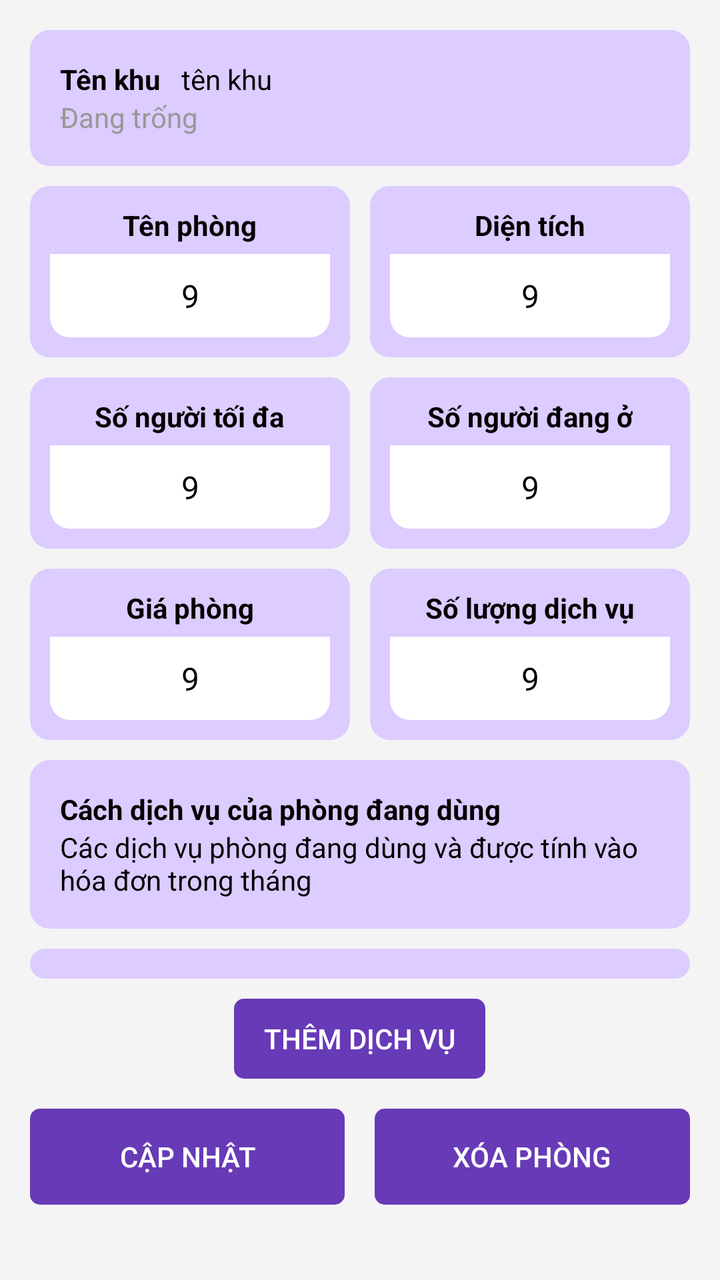
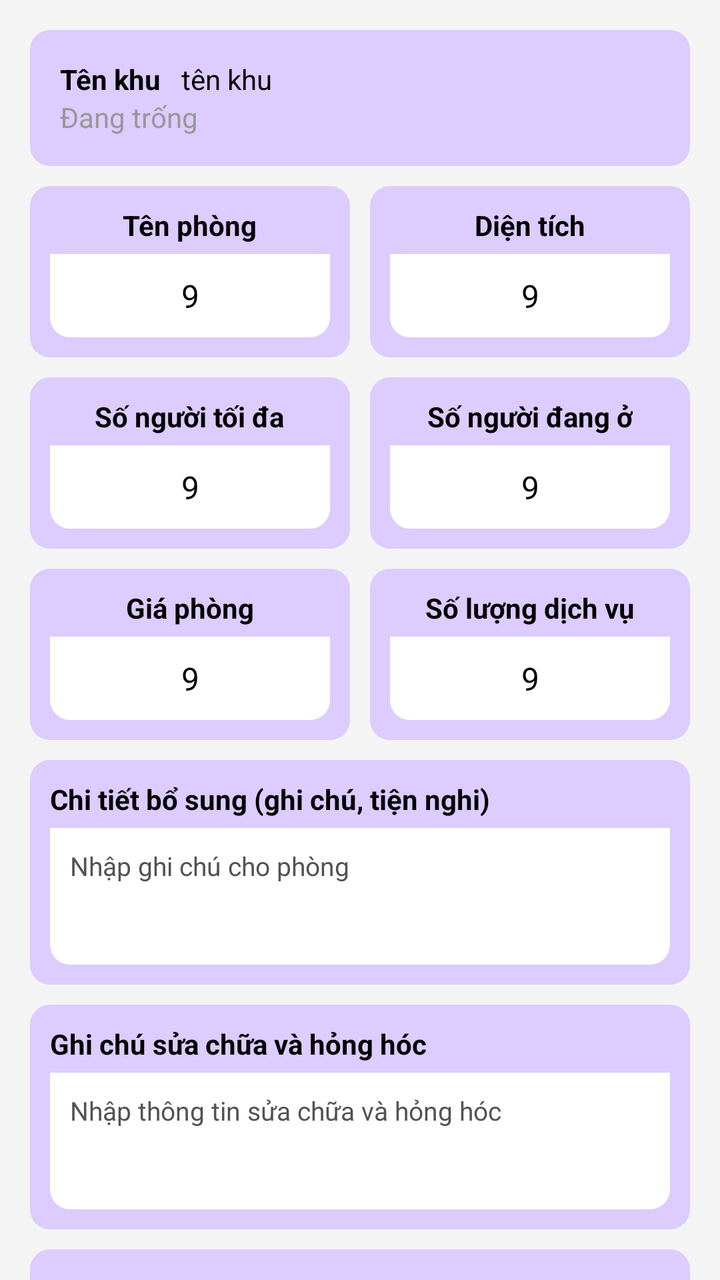

Screens rendered from an Android XML layout before and after an edit, with the pre-edit source and the edit as a unified diff.
<!-- AndroidManifest.xml: application theme Theme.Motel -->
<!-- res/layout/fragment_room_detail_information.xml -->
<?xml version="1.0" encoding="utf-8"?>
<androidx.core.widget.NestedScrollView xmlns:android="http://schemas.android.com/apk/res/android"
    xmlns:tools="http://schemas.android.com/tools"
    android:layout_width="match_parent"
    android:layout_height="match_parent"
    android:background="@color/background2"
    xmlns:app="http://schemas.android.com/apk/res-auto"
    tools:context=".feature.room.RoomDetailInformationFragment">

    <LinearLayout
        android:layout_width="match_parent"
        android:layout_height="wrap_content"
        android:orientation="vertical"
        android:padding="@dimen/PADDING_SIZE_DEFAULT">

        <LinearLayout
            android:layout_width="match_parent"
            android:layout_height="wrap_content"
            android:backgroundTint="@color/primaryVariant2"
            android:background="@drawable/background_border_radius_3"
            android:padding="@dimen/PADDING_SIZE_DEFAULT"
            android:orientation="vertical">

            <LinearLayout
                android:layout_width="wrap_content"
                android:layout_height="wrap_content">

                <TextView
                    android:layout_width="wrap_content"
                    android:layout_height="wrap_content"
                    android:text="Tên khu"
                    android:layout_marginEnd="@dimen/PADDING_SIZE_SMALL"
                    android:textStyle="bold"/>

                <TextView
                    android:id="@+id/tv_name_boarding_house"
                    android:layout_width="wrap_content"
                    android:layout_height="wrap_content"
                    android:text="tên khu"/>

            </LinearLayout>

            <TextView
                android:id="@+id/tv_status_boarding_house"
                android:layout_width="wrap_content"
                android:layout_height="wrap_content"
                android:textColor="@color/grey"
                android:text="Đang trống"/>

        </LinearLayout>

        <LinearLayout
            android:layout_width="match_parent"
            android:layout_height="wrap_content"
            android:layout_marginTop="@dimen/PADDING_SIZE_SMALL">

            <LinearLayout
                android:layout_width="0dp"
                android:layout_height="wrap_content"
                android:layout_weight="1"
                android:orientation="vertical"
                android:gravity="center_horizontal"
                android:padding="@dimen/PADDING_SIZE_SMALL"
                android:background="@drawable/background_border_radius_3"
                android:backgroundTint="@color/primaryVariant2">

                <TextView
                    android:layout_width="wrap_content"
                    android:layout_height="wrap_content"
                    android:textStyle="bold"
                    android:maxLines="1"
                    android:layout_marginBottom="@dimen/PADDING_SIZE_EXTRA_SMALL"
                    android:text="Tên phòng"/>

                <com.google.android.material.textfield.TextInputEditText
                    android:id="@+id/txt_name_room"
                    android:layout_width="match_parent"
                    android:layout_height="wrap_content"
                    android:gravity="center"
                    android:imeOptions="actionNext"
                    android:inputType="text"
                    android:textSize="@dimen/TEXT_SIZE_LARGE"
                    android:padding="@dimen/PADDING_SIZE_SMALL"
                    android:background="@drawable/background_border_radius_bottom"
                    android:text="9"/>

            </LinearLayout>

            <View
                android:layout_width="@dimen/PADDING_SIZE_SMALL"
                android:layout_height="wrap_content"
                />

            <LinearLayout
                android:layout_width="0dp"
                android:layout_height="wrap_content"
                android:layout_weight="1"
                android:orientation="vertical"
                android:gravity="center_horizontal"
                android:padding="@dimen/PADDING_SIZE_SMALL"
                android:background="@drawable/background_border_radius_3"
                android:backgroundTint="@color/primaryVariant2">

                <TextView
                    android:layout_width="wrap_content"
                    android:layout_height="wrap_content"
                    android:textStyle="bold"
                    android:maxLines="1"
                    android:layout_marginBottom="@dimen/PADDING_SIZE_EXTRA_SMALL"
                    android:text="Diện tích"/>

                <com.google.android.material.textfield.TextInputEditText
                    android:id="@+id/txt_area"
                    android:layout_width="match_parent"
                    android:layout_height="wrap_content"
                    android:gravity="center"
                    android:imeOptions="actionNext"
                    android:inputType="number"
                    android:textSize="@dimen/TEXT_SIZE_LARGE"
                    android:padding="@dimen/PADDING_SIZE_SMALL"
                    android:background="@drawable/background_border_radius_bottom"
                    android:text="9"/>

            </LinearLayout>

        </LinearLayout>

        <LinearLayout
            android:layout_width="match_parent"
            android:layout_height="wrap_content"
            android:layout_marginTop="@dimen/PADDING_SIZE_SMALL">

            <LinearLayout
                android:layout_width="0dp"
                android:layout_height="wrap_content"
                android:layout_weight="1"
                android:orientation="vertical"
                android:gravity="center_horizontal"
                android:padding="@dimen/PADDING_SIZE_SMALL"
                android:background="@drawable/background_border_radius_3"
                android:backgroundTint="@color/primaryVariant2">

                <TextView
                    android:layout_width="wrap_content"
                    android:layout_height="wrap_content"
                    android:textStyle="bold"
                    android:maxLines="1"
                    android:layout_marginBottom="@dimen/PADDING_SIZE_EXTRA_SMALL"
                    android:text="Số người tối đa"/>

                <com.google.android.material.textfield.TextInputEditText
                    android:id="@+id/txt_max_tenant"
                    android:layout_width="match_parent"
                    android:layout_height="wrap_content"
                    android:gravity="center"
                    android:imeOptions="actionNext"
                    android:inputType="number"
                    android:textSize="@dimen/TEXT_SIZE_LARGE"
                    android:padding="@dimen/PADDING_SIZE_SMALL"
                    android:background="@drawable/background_border_radius_bottom"
                    android:text="9"/>

            </LinearLayout>

            <View
                android:layout_width="@dimen/PADDING_SIZE_SMALL"
                android:layout_height="wrap_content"
                />

            <LinearLayout
                android:layout_width="0dp"
                android:layout_height="wrap_content"
                android:layout_weight="1"
                android:orientation="vertical"
                android:gravity="center_horizontal"
                android:padding="@dimen/PADDING_SIZE_SMALL"
                android:background="@drawable/background_border_radius_3"
                android:backgroundTint="@color/primaryVariant2">

                <TextView
                    android:layout_width="wrap_content"
                    android:layout_height="wrap_content"
                    android:textStyle="bold"
                    android:maxLines="1"
                    android:layout_marginBottom="@dimen/PADDING_SIZE_EXTRA_SMALL"
                    android:text="Số người đang ở"/>

                <com.google.android.material.textfield.TextInputEditText
                    android:id="@+id/txt_current_tenant"
                    android:layout_width="match_parent"
                    android:layout_height="wrap_content"
                    android:imeOptions="actionNext"
                    android:inputType="number"
                    android:gravity="center"
                    android:textSize="@dimen/TEXT_SIZE_LARGE"
                    android:padding="@dimen/PADDING_SIZE_SMALL"
                    android:background="@drawable/background_border_radius_bottom"
                    android:text="9"/>

            </LinearLayout>

        </LinearLayout>

        <LinearLayout
            android:layout_width="match_parent"
            android:layout_height="wrap_content"
            android:layout_marginTop="@dimen/PADDING_SIZE_SMALL">

            <LinearLayout
                android:layout_width="0dp"
                android:layout_height="wrap_content"
                android:layout_weight="1"
                android:orientation="vertical"
                android:gravity="center_horizontal"
                android:padding="@dimen/PADDING_SIZE_SMALL"
                android:background="@drawable/background_border_radius_3"
                android:backgroundTint="@color/primaryVariant2">

                <TextView
                    android:layout_width="wrap_content"
                    android:layout_height="wrap_content"
                    android:textStyle="bold"
                    android:maxLines="1"
                    android:layout_marginBottom="@dimen/PADDING_SIZE_EXTRA_SMALL"
                    android:text="Giá phòng"/>

                <com.google.android.material.textfield.TextInputEditText
                    android:id="@+id/txt_price_room"
                    android:layout_width="match_parent"
                    android:layout_height="wrap_content"
                    android:imeOptions="actionNext"
                    android:gravity="center"
                    android:inputType="number"
                    android:textSize="@dimen/TEXT_SIZE_LARGE"
                    android:padding="@dimen/PADDING_SIZE_SMALL"
                    android:background="@drawable/background_border_radius_bottom"
                    android:text="9"/>

            </LinearLayout>

            <View
                android:layout_width="@dimen/PADDING_SIZE_SMALL"
                android:layout_height="wrap_content"
                />

            <LinearLayout
                android:layout_width="0dp"
                android:layout_height="wrap_content"
                android:layout_weight="1"
                android:orientation="vertical"
                android:gravity="center_horizontal"
                android:padding="@dimen/PADDING_SIZE_SMALL"
                android:background="@drawable/background_border_radius_3"
                android:backgroundTint="@color/primaryVariant2">

                <TextView
                    android:layout_width="wrap_content"
                    android:layout_height="wrap_content"
                    android:textStyle="bold"
                    android:maxLines="1"
                    android:layout_marginBottom="@dimen/PADDING_SIZE_EXTRA_SMALL"
                    android:text="Số lượng dịch vụ"/>

                <com.google.android.material.textfield.TextInputEditText
                    android:id="@+id/txt_count_service"
                    android:layout_width="match_parent"
                    android:layout_height="wrap_content"
                    android:inputType="number"
                    android:imeOptions="actionDone"
                    android:gravity="center"
                    android:textSize="@dimen/TEXT_SIZE_LARGE"
                    android:padding="@dimen/PADDING_SIZE_SMALL"
                    android:background="@drawable/background_border_radius_bottom"
                    android:text="9"/>

            </LinearLayout>

        </LinearLayout>

        <LinearLayout
            android:layout_width="match_parent"
            android:layout_height="wrap_content"
            android:backgroundTint="@color/primaryVariant2"
            android:background="@drawable/background_border_radius_3"
            android:padding="@dimen/PADDING_SIZE_DEFAULT"
            android:layout_marginTop="@dimen/PADDING_SIZE_SMALL"
            android:orientation="vertical">

            <TextView
                android:layout_width="wrap_content"
                android:layout_height="wrap_content"
                android:text="Cách dịch vụ của phòng đang dùng"
                android:layout_marginEnd="@dimen/PADDING_SIZE_SMALL"
                android:textStyle="bold"/>

            <TextView
                android:layout_width="wrap_content"
                android:layout_height="wrap_content"
                android:text="Các dịch vụ phòng đang dùng và được tính vào hóa đơn trong tháng"/>

        </LinearLayout>

        <RelativeLayout
            android:layout_width="match_parent"
            android:layout_height="wrap_content"
            android:backgroundTint="@color/primaryVariant2"
            android:background="@drawable/background_border_radius_3"
            android:paddingHorizontal="@dimen/PADDING_SIZE_DEFAULT"
            android:paddingTop="@dimen/PADDING_SIZE_DEFAULT"
            android:layout_marginTop="@dimen/PADDING_SIZE_SMALL"
            >

            <androidx.recyclerview.widget.RecyclerView
                android:id="@+id/rcv_service"
                android:layout_width="match_parent"
                android:layout_height="wrap_content"
                app:layoutManager="androidx.recyclerview.widget.LinearLayoutManager"/>

            <TextView
                android:id="@+id/tv_empty"
                android:layout_width="wrap_content"
                android:layout_height="wrap_content"
                android:layout_margin="@dimen/PADDING_SIZE_DEFAULT"
                android:text="Không dịch vụ nào"
                android:textColor="@color/purple_500"
                android:layout_centerInParent="true"
                android:visibility="gone"
                />

        </RelativeLayout>

        <androidx.appcompat.widget.AppCompatButton
            android:id="@+id/btn_change_service"
            android:layout_width="wrap_content"
            android:layout_height="40dp"
            android:text="Thêm dịch vụ"
            android:paddingHorizontal="@dimen/PADDING_SIZE_DEFAULT"
            android:layout_marginTop="@dimen/PADDING_SIZE_SMALL"
            android:textColor="@color/white"
            android:elevation="0dp"
            android:layout_gravity="center_horizontal"
            android:stateListAnimator="@null"
            android:background="@drawable/background_button"/>

        <LinearLayout
            android:layout_width="match_parent"
            android:layout_height="wrap_content"
            android:layout_marginVertical="@dimen/PADDING_SIZE_DEFAULT">

            <androidx.appcompat.widget.AppCompatButton
                android:id="@+id/btn_update"
                android:layout_width="0dp"
                android:layout_height="wrap_content"
                android:layout_weight="1"
                android:text="Cập nhật"
                android:layout_marginTop="@dimen/PADDING_SIZE_SMALL"
                android:textColor="@color/white"
                android:elevation="0dp"
                android:layout_gravity="center_horizontal"
                android:stateListAnimator="@null"
                android:background="@drawable/background_button"/>

            <View
                android:layout_width="@dimen/PADDING_SIZE_DEFAULT"
                android:layout_height="wrap_content"/>

            <androidx.appcompat.widget.AppCompatButton
                android:id="@+id/btn_delete"
                android:layout_width="0dp"
                android:layout_height="wrap_content"
                android:layout_weight="1"
                android:text="Xóa phòng"
                android:layout_marginTop="@dimen/PADDING_SIZE_SMALL"
                android:textColor="@color/white"
                android:elevation="0dp"
                android:layout_gravity="center_horizontal"
                android:stateListAnimator="@null"
                android:background="@drawable/background_button"/>

        </LinearLayout>

    </LinearLayout>

</androidx.core.widget.NestedScrollView>
<!-- resources referenced by this layout -->
<resources>
  <color name="background2">#F4F4F4</color>
  <color name="grey">#989898</color>
  <color name="primaryVariant2">#DCCCFF</color>
  <color name="purple_500">#FF6200EE</color>
  <color name="white">#FFFFFFFF</color>
  <dimen name="PADDING_SIZE_DEFAULT">15dp</dimen>
  <dimen name="PADDING_SIZE_EXTRA_SMALL">5dp</dimen>
  <dimen name="PADDING_SIZE_SMALL">10dp</dimen>
  <dimen name="TEXT_SIZE_LARGE">16sp</dimen>
  <!-- drawable background_border_radius_3 (drawable) -->
  <?xml version="1.0" encoding="utf-8"?>
  <shape xmlns:android="http://schemas.android.com/apk/res/android">
      <solid android:color="@color/background3"/>
      <corners android:radius="@dimen/RADIUS_DEFAULT"/>
  </shape>
  <!-- drawable background_border_radius_bottom (drawable) -->
  <?xml version="1.0" encoding="utf-8"?>
  <shape xmlns:android="http://schemas.android.com/apk/res/android">
      <solid android:color="@color/background1"/>
      <corners android:bottomLeftRadius="10dp"
          android:bottomRightRadius="10dp"/>
  </shape>
  <!-- drawable background_button (drawable) -->
  <?xml version="1.0" encoding="utf-8"?>
  <shape xmlns:android="http://schemas.android.com/apk/res/android"
      android:shape="rectangle">
      <corners android:radius="@dimen/RADIUS_SMALL"/>
      <solid android:color="@color/primary"/>
  
  </shape>
  <style name="Theme.Motel" parent="Theme.MaterialComponents.DayNight.NoActionBar">
          
          <item name="colorPrimary">@color/primary</item>
          <item name="colorPrimaryVariant">@color/primaryVariant</item>
          <item name="colorOnPrimary">@color/white</item>
          
          <item name="colorSecondary">@color/teal_200</item>
          <item name="colorSecondaryVariant">@color/teal_700</item>
          <item name="colorOnSecondary">@color/black</item>
          
          <item name="android:statusBarColor">?attr/colorPrimaryVariant</item>
  
          
          <item name="android:textColor">@color/textColor1</item>
          <item name="android:textColorHint">@color/textColor3</item>
          <item name="android:textColorSecondary">@color/textColor2</item>
          <item name="android:textColorTertiary">@color/textColor3</item>
          <item name="android:textColorPrimary">@color/textColor1</item>
  
          
          <item name="android:colorBackground">@color/background1</item>
      </style>
  <color name="background3">#DADADA</color>
  <dimen name="RADIUS_DEFAULT">10dp</dimen>
  <color name="background1">#FFFFFFFF</color>
  <dimen name="RADIUS_SMALL">5dp</dimen>
  <color name="primary">#673AB7</color>
  <color name="primaryVariant">#8953EB</color>
  <color name="teal_200">#FF03DAC5</color>
  <color name="teal_700">#FF018786</color>
  <color name="black">#FF000000</color>
  <color name="textColor1">#000000</color>
  <color name="textColor3">#525252</color>
  <color name="textColor2">#343434</color>
</resources>

<!-- the commit's change to res/layout/fragment_room_detail_information.xml (unified diff, before → after) -->
@@ -266,14 +266,81 @@
                     android:layout_width="match_parent"
                     android:layout_height="wrap_content"
                     android:inputType="number"
-                    android:imeOptions="actionDone"
-                    android:gravity="center"
-                    android:textSize="@dimen/TEXT_SIZE_LARGE"
-                    android:padding="@dimen/PADDING_SIZE_SMALL"
-                    android:background="@drawable/background_border_radius_bottom"
-                    android:text="9"/>
-
-            </LinearLayout>
+                    android:imeOptions="actionNext"
+                    android:gravity="center"
+                    android:textSize="@dimen/TEXT_SIZE_LARGE"
+                    android:padding="@dimen/PADDING_SIZE_SMALL"
+                    android:background="@drawable/background_border_radius_bottom"
+                    android:text="9"/>
+
+            </LinearLayout>
+
+        </LinearLayout>
+
+        
+        <LinearLayout
+            android:layout_width="match_parent"
+            android:layout_height="wrap_content"
+            android:layout_marginTop="@dimen/PADDING_SIZE_SMALL"
+            android:orientation="vertical"
+            android:padding="@dimen/PADDING_SIZE_SMALL"
+            android:background="@drawable/background_border_radius_3"
+            android:backgroundTint="@color/primaryVariant2">
+
+            <TextView
+                android:layout_width="wrap_content"
+                android:layout_height="wrap_content"
+                android:textStyle="bold"
+                android:maxLines="1"
+                android:layout_marginBottom="@dimen/PADDING_SIZE_EXTRA_SMALL"
+                android:text="Chi tiết bổ sung (ghi chú, tiện nghi)"/>
+
+            <com.google.android.material.textfield.TextInputEditText
+                android:id="@+id/txt_note"
+                android:layout_width="match_parent"
+                android:layout_height="wrap_content"
+                android:gravity="top|start"
+                android:imeOptions="actionNext"
+                android:inputType="textMultiLine"
+                android:minLines="3"
+                android:textSize="@dimen/TEXT_SIZE_DEFAULT"
+                android:padding="@dimen/PADDING_SIZE_SMALL"
+                android:background="@drawable/background_border_radius_bottom"
+                android:hint="Nhập ghi chú cho phòng"/>
+
+        </LinearLayout>
+
+        
+        <LinearLayout
+            android:id="@+id/repair_notes_container"
+            android:layout_width="match_parent"
+            android:layout_height="wrap_content"
+            android:layout_marginTop="@dimen/PADDING_SIZE_SMALL"
+            android:orientation="vertical"
+            android:padding="@dimen/PADDING_SIZE_SMALL"
+            android:background="@drawable/background_border_radius_3"
+            android:backgroundTint="@color/primaryVariant2">
+
+            <TextView
+                android:layout_width="wrap_content"
+                android:layout_height="wrap_content"
+                android:textStyle="bold"
+                android:maxLines="1"
+                android:layout_marginBottom="@dimen/PADDING_SIZE_EXTRA_SMALL"
+                android:text="Ghi chú sửa chữa và hỏng hóc"/>
+
+            <com.google.android.material.textfield.TextInputEditText
+                android:id="@+id/txt_repair_note"
+                android:layout_width="match_parent"
+                android:layout_height="wrap_content"
+                android:gravity="top|start"
+                android:imeOptions="actionDone"
+                android:inputType="textMultiLine"
+                android:minLines="3"
+                android:textSize="@dimen/TEXT_SIZE_DEFAULT"
+                android:padding="@dimen/PADDING_SIZE_SMALL"
+                android:background="@drawable/background_border_radius_bottom"
+                android:hint="Nhập thông tin sửa chữa và hỏng hóc"/>
 
         </LinearLayout>
 
@@ -307,8 +374,7 @@
             android:background="@drawable/background_border_radius_3"
             android:paddingHorizontal="@dimen/PADDING_SIZE_DEFAULT"
             android:paddingTop="@dimen/PADDING_SIZE_DEFAULT"
-            android:layout_marginTop="@dimen/PADDING_SIZE_SMALL"
-            >
+            android:layout_marginTop="@dimen/PADDING_SIZE_SMALL">
 
             <androidx.recyclerview.widget.RecyclerView
                 android:id="@+id/rcv_service"
@@ -324,8 +390,7 @@
                 android:text="Không dịch vụ nào"
                 android:textColor="@color/purple_500"
                 android:layout_centerInParent="true"
-                android:visibility="gone"
-                />
+                android:visibility="gone"/>
 
         </RelativeLayout>
 
<!-- resource entries referenced after the edit -->
@@ -8,6 +8,7 @@
   <dimen name="PADDING_SIZE_DEFAULT">15dp</dimen>
   <dimen name="PADDING_SIZE_EXTRA_SMALL">5dp</dimen>
   <dimen name="PADDING_SIZE_SMALL">10dp</dimen>
+  <dimen name="TEXT_SIZE_DEFAULT">13sp</dimen>
   <dimen name="TEXT_SIZE_LARGE">16sp</dimen>
   <!-- drawable background_border_radius_3 (drawable) -->
   <?xml version="1.0" encoding="utf-8"?>
